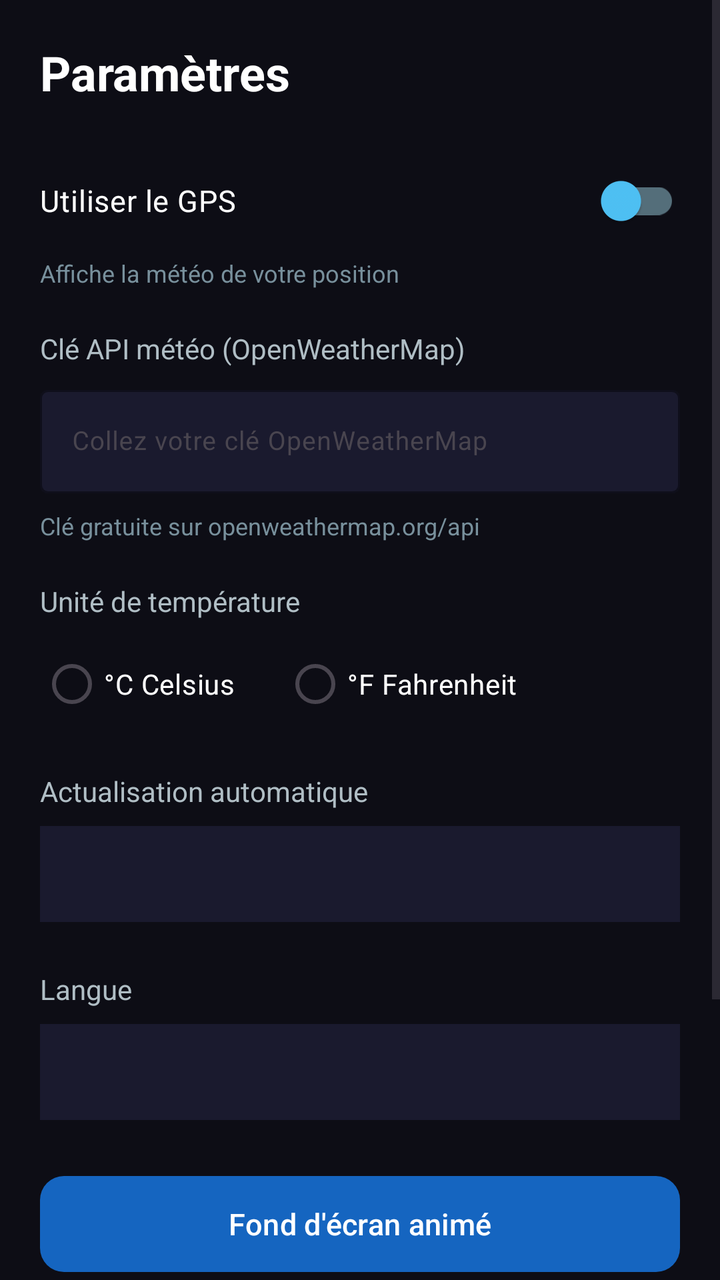
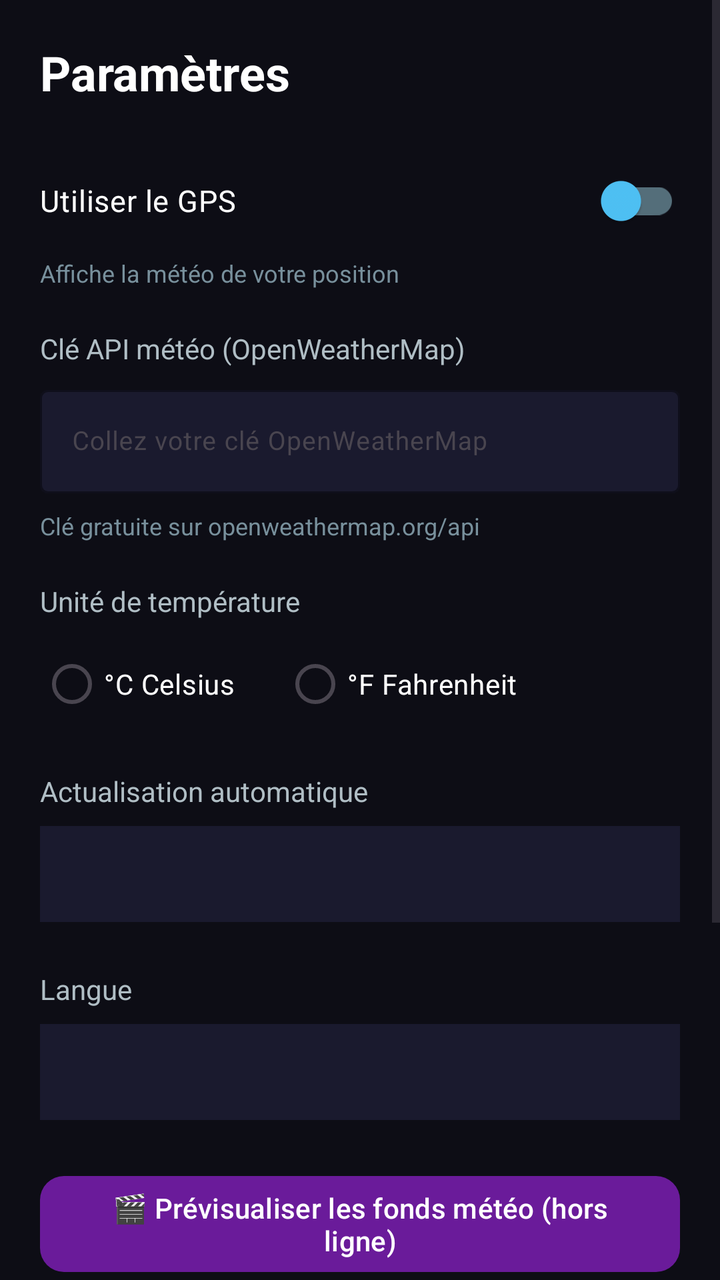

Screens rendered from an Android XML layout before and after an edit, with the pre-edit source and the edit as a unified diff.
<!-- AndroidManifest.xml: activity theme Theme.HTCWeatherFlipClock -->
<!-- res/layout/activity_settings.xml -->
<?xml version="1.0" encoding="utf-8"?>
<ScrollView xmlns:android="http://schemas.android.com/apk/res/android"
    xmlns:app="http://schemas.android.com/apk/res-auto"
    android:layout_width="match_parent"
    android:layout_height="match_parent"
    android:background="#0D0D15"
    android:fillViewport="true">

    <LinearLayout
        android:layout_width="match_parent"
        android:layout_height="wrap_content"
        android:orientation="vertical"
        android:padding="20dp">

        <TextView
            android:layout_width="wrap_content"
            android:layout_height="wrap_content"
            android:text="@string/settings"
            android:textColor="#FFFFFF"
            android:textSize="24sp"
            android:textStyle="bold"
            android:layout_marginBottom="24dp" />

        
        <androidx.appcompat.widget.SwitchCompat
            android:id="@+id/switchGps"
            android:layout_width="match_parent"
            android:layout_height="wrap_content"
            android:text="@string/use_gps"
            android:textColor="#FFFFFF"
            android:textSize="15sp"
            app:thumbTint="#4FC3F7"
            app:trackTint="#546E7A"
            android:layout_marginBottom="4dp" />

        <TextView
            android:layout_width="match_parent"
            android:layout_height="wrap_content"
            android:text="@string/gps_help"
            android:textColor="#78909C"
            android:textSize="12sp"
            android:layout_marginBottom="20dp" />

        
        <TextView
            android:layout_width="wrap_content"
            android:layout_height="wrap_content"
            android:text="@string/api_key_label"
            android:textColor="#B0BEC5"
            android:textSize="14sp"
            android:layout_marginBottom="6dp" />

        <com.google.android.material.textfield.TextInputLayout
            android:layout_width="match_parent"
            android:layout_height="wrap_content"
            android:layout_marginBottom="8dp"
            app:boxBackgroundColor="#1A1A2E"
            app:boxStrokeColor="#4FC3F7">

            <com.google.android.material.textfield.TextInputEditText
                android:id="@+id/etApiKey"
                android:layout_width="match_parent"
                android:layout_height="wrap_content"
                android:hint="@string/api_key_hint"
                android:inputType="text"
                android:textColor="#FFFFFF"
                android:textSize="13sp" />
        </com.google.android.material.textfield.TextInputLayout>

        <TextView
            android:layout_width="match_parent"
            android:layout_height="wrap_content"
            android:text="@string/api_key_help"
            android:textColor="#78909C"
            android:textSize="12sp"
            android:layout_marginBottom="20dp" />

        
        <TextView
            android:layout_width="wrap_content"
            android:layout_height="wrap_content"
            android:text="@string/temp_unit"
            android:textColor="#B0BEC5"
            android:textSize="14sp"
            android:layout_marginBottom="8dp" />

        <RadioGroup
            android:id="@+id/rgTempUnit"
            android:layout_width="match_parent"
            android:layout_height="wrap_content"
            android:orientation="horizontal"
            android:layout_marginBottom="20dp">

            <RadioButton
                android:id="@+id/rbCelsius"
                android:layout_width="wrap_content"
                android:layout_height="wrap_content"
                android:text="°C Celsius"
                android:textColor="#FFFFFF"
                android:buttonTint="#4FC3F7"
                android:layout_marginEnd="24dp" />

            <RadioButton
                android:id="@+id/rbFahrenheit"
                android:layout_width="wrap_content"
                android:layout_height="wrap_content"
                android:text="°F Fahrenheit"
                android:textColor="#FFFFFF"
                android:buttonTint="#4FC3F7" />
        </RadioGroup>

        
        <TextView
            android:layout_width="wrap_content"
            android:layout_height="wrap_content"
            android:text="@string/auto_refresh"
            android:textColor="#B0BEC5"
            android:textSize="14sp"
            android:layout_marginBottom="8dp" />

        <Spinner
            android:id="@+id/spinnerRefresh"
            android:layout_width="match_parent"
            android:layout_height="48dp"
            android:background="#1A1A2E"
            android:padding="12dp"
            android:layout_marginBottom="24dp" />


        
        <TextView
            android:layout_width="wrap_content"
            android:layout_height="wrap_content"
            android:text="@string/language"
            android:textColor="#B0BEC5"
            android:textSize="14sp"
            android:layout_marginBottom="8dp" />

        <Spinner
            android:id="@+id/spinnerLanguage"
            android:layout_width="match_parent"
            android:layout_height="48dp"
            android:background="#1A1A2E"
            android:padding="12dp"
            android:layout_marginBottom="24dp" />

        
        <com.google.android.material.button.MaterialButton
            android:id="@+id/btnSetWallpaper"
            android:layout_width="match_parent"
            android:layout_height="56dp"
            android:text="@string/set_live_wallpaper"
            android:textSize="15sp"
            app:backgroundTint="#1565C0"
            app:cornerRadius="12dp"
            android:layout_marginBottom="8dp" />

        <TextView
            android:layout_width="match_parent"
            android:layout_height="wrap_content"
            android:text="@string/wallpaper_help"
            android:textColor="#78909C"
            android:textSize="12sp"
            android:layout_marginBottom="20dp" />

        
        <TextView
            android:layout_width="match_parent"
            android:layout_height="wrap_content"
            android:text="💡 Widget : appui long sur l\'écran d\'accueil → Widgets → Météo Flip Clock"
            android:textColor="#90CAF9"
            android:textSize="13sp"
            android:layout_marginBottom="24dp" />

        <com.google.android.material.button.MaterialButton
            android:id="@+id/btnSave"
            android:layout_width="match_parent"
            android:layout_height="56dp"
            android:text="@string/save"
            android:textSize="16sp"
            app:backgroundTint="#2E7D32"
            app:cornerRadius="12dp" />

    </LinearLayout>
</ScrollView>
<!-- resources referenced by this layout -->
<resources>
  <string name="api_key_help">Clé gratuite sur openweathermap.org/api</string>
  <string name="api_key_hint">Collez votre clé OpenWeatherMap</string>
  <string name="api_key_label">Clé API météo (OpenWeatherMap)</string>
  <string name="auto_refresh">Actualisation automatique</string>
  <string name="gps_help">Affiche la météo de votre position</string>
  <string name="language">Langue</string>
  <string name="save">Enregistrer</string>
  <string name="set_live_wallpaper">Fond d\'écran animé</string>
  <string name="settings">Paramètres</string>
  <string name="temp_unit">Unité de température</string>
  <string name="use_gps">Utiliser le GPS</string>
  <string name="wallpaper_help">Fond synchronisé avec la météo – style HTC Diamond</string>
  <style name="Theme.HTCWeatherFlipClock" parent="Theme.Material3.DayNight.NoActionBar">
          <item name="colorPrimary">#1A1A2E</item>
          <item name="colorPrimaryDark">#0F0F1A</item>
          <item name="colorAccent">#4FC3F7</item>
          <item name="android:statusBarColor">#000000</item>
          <item name="android:navigationBarColor">#000000</item>
          <item name="android:windowBackground">#0D0D15</item>
      </style>
</resources>

<!-- the commit's change to res/layout/activity_settings.xml (unified diff, before → after) -->
@@ -144,6 +144,17 @@
             android:padding="12dp"
             android:layout_marginBottom="24dp" />
 
+
+        <com.google.android.material.button.MaterialButton
+            android:id="@+id/btnPreviewWeather"
+            android:layout_width="match_parent"
+            android:layout_height="56dp"
+            android:text="🎬 Prévisualiser les fonds météo (hors ligne)"
+            android:textSize="14sp"
+            app:backgroundTint="#6A1B9A"
+            app:cornerRadius="12dp"
+            android:layout_marginBottom="12dp" />
+
         
         <com.google.android.material.button.MaterialButton
             android:id="@+id/btnSetWallpaper"
